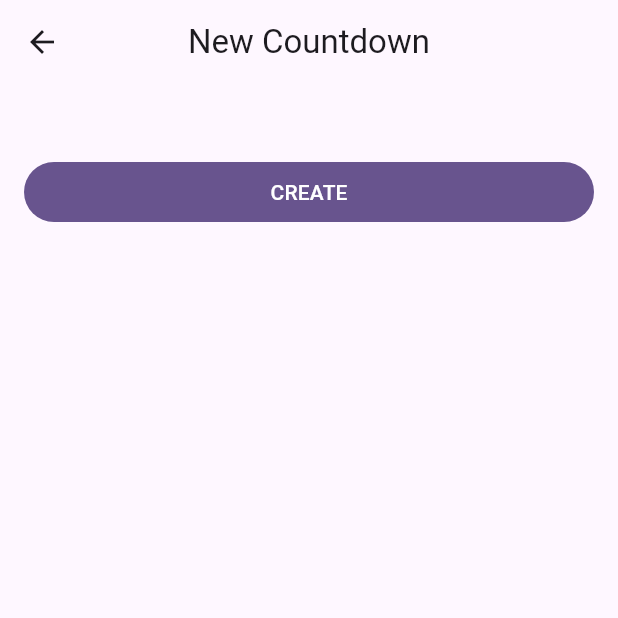
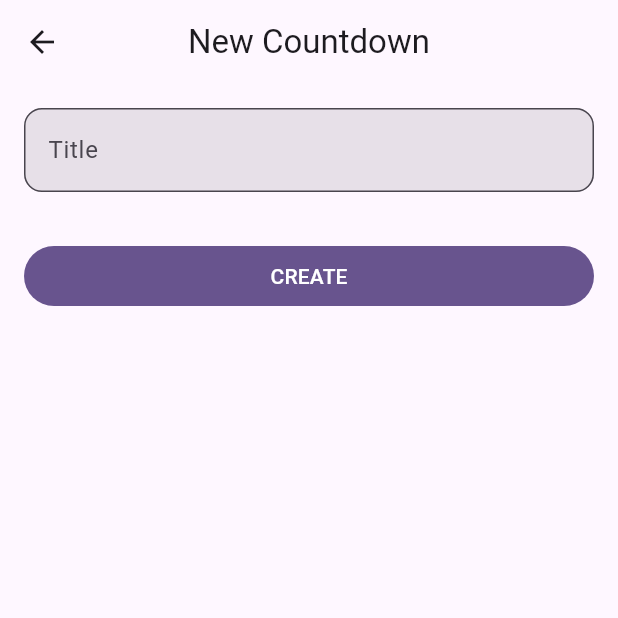
Before and after one commit to marius-27/countdown-mobile-app, a Flutter app: the CreateEventScreen screen opened by its route, on a phone screen of 412 x 824 dp, the top half of it. Run offline on Flutter 3.47's test engine with Material 3 defaults, Android fonts, the phone set to English and light mode, and no system bars; our stand-ins replace shared_preferences; accounts and stored records are empty.

Commit message:
feat: add event title input

```diff
--- a/lib/screens/create_event/create_event_screen.dart
+++ b/lib/screens/create_event/create_event_screen.dart
@@ -9,6 +9,13 @@ class CreateEventScreen extends StatefulWidget {
 
 class _CreateEventScreenState extends State<CreateEventScreen> {
   final _formKey = GlobalKey<FormState>();
+  final _titleController = TextEditingController();
+
+  @override
+  void dispose() {
+    _titleController.dispose();
+    super.dispose();
+  }
 
   void _submit() {}
 
@@ -21,6 +28,15 @@ class _CreateEventScreenState extends State<CreateEventScreen> {
         child: ListView(
           padding: const EdgeInsets.all(16),
           children: [
+            TextFormField(
+              controller: _titleController,
+              decoration: const InputDecoration(
+                labelText: 'Title',
+                hintText: 'My Birthday',
+              ),
+              textCapitalization: TextCapitalization.sentences,
+              textInputAction: TextInputAction.done,
+            ),
             const SizedBox(height: 32),
             FilledButton(onPressed: _submit, child: const Text('CREATE')),
           ],
```
